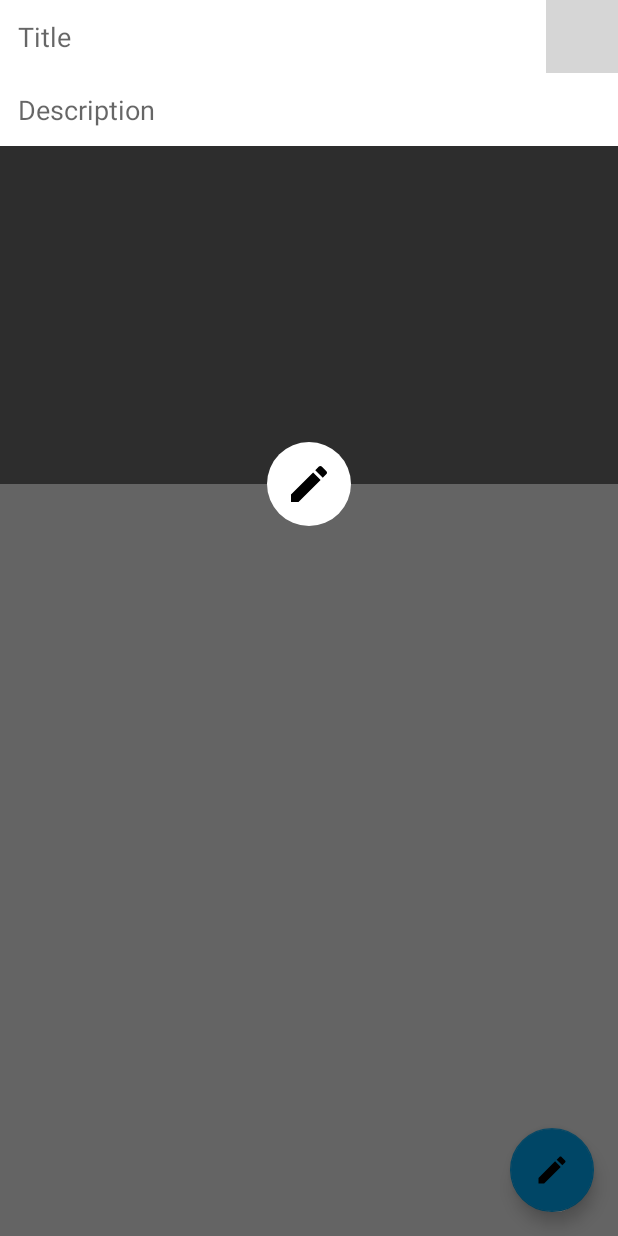
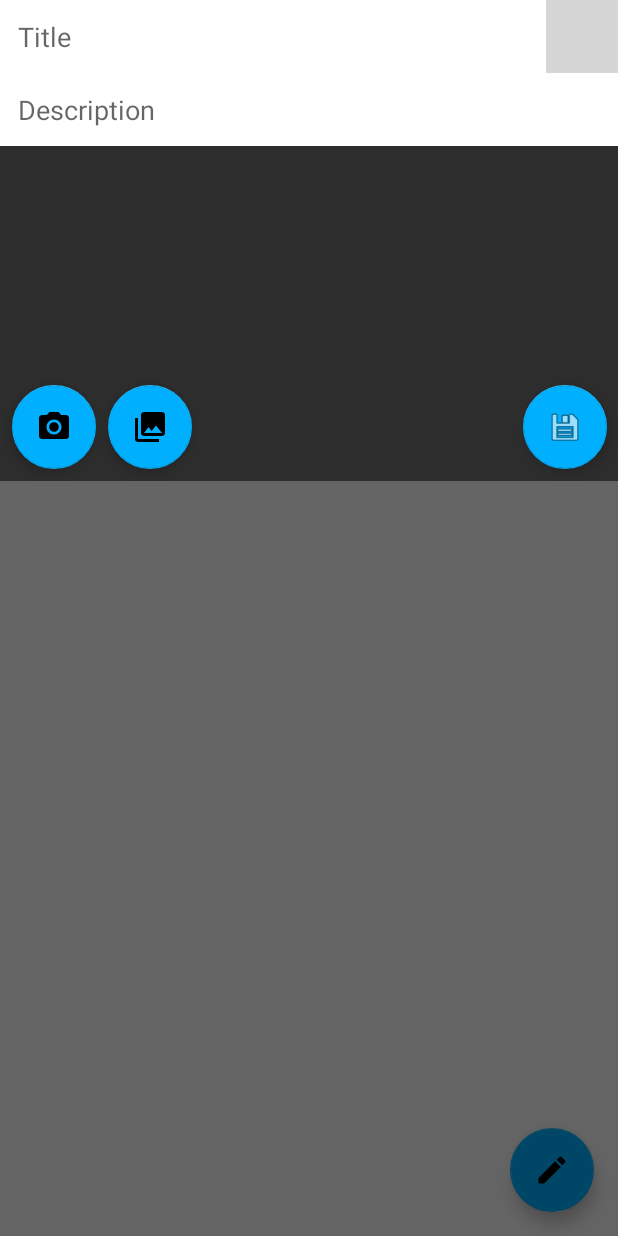
Before and after one commit to math-schenatto/Mini-Mobile-Blog, an Android app: the screen it shows after launch once a user with an empty profile is signed in (HomeActivity), after a tap on an icon or button, on a phone screen of 412 x 824 dp. Run offline under Robolectric (Android 15) with nearby library versions, the phone set to English and light mode, and no system bars; our stand-ins replace Firebase (no records; nobody signed in at launch, a user with empty details on screens opened directly); pictures from the network do not load; 2 other taps on this screen came first; grey boxes are pictures that could not be loaded.

Commit message:
Adicionada a camera mas o arquivo nao funciona ainda

```diff
--- a/app/build.gradle
+++ b/app/build.gradle
@@ -4,7 +4,7 @@ android {
     compileSdkVersion 28
     defaultConfig {
         applicationId "com.matheus.notesapp"
-        minSdkVersion 27
+        minSdkVersion 26
         targetSdkVersion 28
         versionCode 1
         versionName "1.0"
--- a/app/src/main/java/com/matheus/notesapp/Activities/HomeActivity.java
+++ b/app/src/main/java/com/matheus/notesapp/Activities/HomeActivity.java
@@ -1,19 +1,29 @@
 package com.matheus.notesapp.Activities;
 
 import android.Manifest;
+import android.app.AlertDialog;
 import android.app.Dialog;
+import android.content.DialogInterface;
 import android.content.Intent;
 import android.content.pm.PackageManager;
+import android.database.Cursor;
+import android.graphics.Bitmap;
+import android.graphics.BitmapFactory;
 import android.graphics.Color;
 import android.graphics.drawable.ColorDrawable;
 import android.net.Uri;
 import android.os.Bundle;
+import android.os.Environment;
+import android.provider.MediaStore;
 import android.support.annotation.NonNull;
 import android.support.annotation.Nullable;
 import android.support.design.widget.FloatingActionButton;
 import android.support.design.widget.Snackbar;
 import android.support.v4.app.ActivityCompat;
 import android.support.v4.content.ContextCompat;
+import android.support.v4.content.FileProvider;
+import android.util.Base64;
+import android.util.Log;
 import android.view.Gravity;
 import android.view.View;
 import android.support.v4.view.GravityCompat;
@@ -25,6 +35,7 @@ import android.support.v4.widget.DrawerLayout;
 import android.support.v7.app.AppCompatActivity;
 import android.support.v7.widget.Toolbar;
 import android.view.Menu;
+import android.widget.Gallery;
 import android.widget.ImageView;
 import android.widget.ProgressBar;
 import android.widget.TextView;
@@ -47,19 +58,31 @@ import com.matheus.notesapp.Fragments.SettingsFragment;
 import com.matheus.notesapp.Models.Post;
 import com.matheus.notesapp.R;
 
+import java.io.ByteArrayOutputStream;
+import java.io.File;
+import java.io.IOException;
+import java.text.SimpleDateFormat;
+import java.util.Date;
+import java.util.Locale;
+
 
 public class HomeActivity extends AppCompatActivity
         implements NavigationView.OnNavigationItemSelectedListener {
+    private static final int REQUEST_IMAGE_CAPTURE = 111;
 
-    private static final int PReqCode = 2;
+    private File arquivoFoto = null;
     private static final int REQUESCODE = 2;
+    private static final int GALLERY = 1;
+    private static final int CAMERA = 3;
     private Uri pickedImgUri = null;
+
     FirebaseAuth mAuth;
     FirebaseUser currentUser;
     Dialog popAddPost;
     ImageView popupUserImage, popupPostImage, popupAddBtn;
     TextView popupTitle, popupDescription;
     ProgressBar popupClickProgress;
+    FloatingActionButton btnGallery, btnCam;
 
     @Override
     protected void onCreate(Bundle savedInstanceState) {
@@ -67,14 +90,36 @@ public class HomeActivity extends AppCompatActivity
         setContentView(R.layout.activity_home);
         Toolbar toolbar = findViewById(R.id.toolbar);
         setSupportActionBar(toolbar);
-
+        if (ContextCompat.checkSelfPermission(this,
+                Manifest.permission.READ_EXTERNAL_STORAGE)
+                != PackageManager.PERMISSION_GRANTED) {
+            if (ActivityCompat.shouldShowRequestPermissionRationale(this,
+                    Manifest.permission.READ_EXTERNAL_STORAGE)) {
+            } else {
+                ActivityCompat.requestPermissions(this,
+                        new String[]{Manifest.permission.READ_EXTERNAL_STORAGE},
+                        REQUESCODE);
+            }
+        }
+        // Pede permissão para escrever arquivos no dispositivo
+        if (ContextCompat.checkSelfPermission(this,
+                Manifest.permission.WRITE_EXTERNAL_STORAGE)
+                != PackageManager.PERMISSION_GRANTED) {
+            if (ActivityCompat.shouldShowRequestPermissionRationale(this,
+                    Manifest.permission.WRITE_EXTERNAL_STORAGE)) {
+            } else {
+                ActivityCompat.requestPermissions(this,
+                        new String[]{Manifest.permission.WRITE_EXTERNAL_STORAGE},
+                        REQUESCODE);
+            }
+        }
         //ini
         mAuth = FirebaseAuth.getInstance();
         currentUser = mAuth.getCurrentUser();
 
         // ini pop
         iniPopup();
-        setupPopupImageClick();
+        setupButtons();
 
 
         FloatingActionButton fab = findViewById(R.id.fab);
@@ -96,34 +141,106 @@ public class HomeActivity extends AppCompatActivity
 
         // set the home fragment
         getSupportFragmentManager().beginTransaction().replace(R.id.container, new HomeFragment()).commit();
+
     }
 
-    private void setupPopupImageClick(){
-        popupPostImage.setOnClickListener(new View.OnClickListener() {
+    private void setupButtons() {
+        btnGallery.setOnClickListener(new View.OnClickListener() {
             @Override
             public void onClick(View v) {
-                // aqui, temos que abrir a galeria
-                checkAndRequestForPermission();
+
+                GalleryPermissions();
+
+            }
+        });
+        btnCam.setOnClickListener(new View.OnClickListener() {
+            @Override
+            public void onClick(View v) {
+
+                CamPermissions();
 
             }
         });
     }
 
-    private void checkAndRequestForPermission() {
+    private void GalleryPermissions() {
 
-        if(ContextCompat.checkSelfPermission(HomeActivity.this, Manifest.permission.READ_EXTERNAL_STORAGE)
-                != PackageManager.PERMISSION_GRANTED) {
+        if (ContextCompat.checkSelfPermission(
+                HomeActivity.this,
+                Manifest.permission.READ_EXTERNAL_STORAGE) != PackageManager.PERMISSION_GRANTED) {
 
-            if(ActivityCompat.shouldShowRequestPermissionRationale(HomeActivity.this, Manifest.permission.READ_EXTERNAL_STORAGE)){
-                Toast.makeText(HomeActivity.this, "Por favor, aceite as permissões", Toast.LENGTH_SHORT).show();
+            if (ActivityCompat.shouldShowRequestPermissionRationale(
+                    HomeActivity.this,
+                    Manifest.permission.READ_EXTERNAL_STORAGE)) {
+
+                Toast.makeText(HomeActivity.this,
+                        "Por favor, aceite as permissões",
+                        Toast.LENGTH_SHORT).show();
+
             } else {
-                ActivityCompat.requestPermissions(HomeActivity.this,
+                ActivityCompat.requestPermissions(
+                        HomeActivity.this,
                         new String[]{Manifest.permission.READ_EXTERNAL_STORAGE},
-                        PReqCode);
+                        REQUESCODE);
             }
         } else {
             openGallery();
         }
+
+    }
+
+    private void CamPermissions() {
+
+        if (ContextCompat.checkSelfPermission(this,
+                Manifest.permission.WRITE_EXTERNAL_STORAGE)
+                != PackageManager.PERMISSION_GRANTED) {
+            if (ActivityCompat.shouldShowRequestPermissionRationale(this,
+                    Manifest.permission.WRITE_EXTERNAL_STORAGE)) {
+            } else {
+                ActivityCompat.requestPermissions(this,
+                        new String[]{Manifest.permission.WRITE_EXTERNAL_STORAGE},
+                        REQUESCODE);
+            }
+        }
+        LaunchCamera();
+    }
+
+    public void LaunchCamera() {
+
+        Intent takePictureIntent = new Intent(MediaStore.ACTION_IMAGE_CAPTURE);
+        Log.d("LaunchCamera!!!!", "vai criar arquivo") ;
+
+        // cria um arquivo para salvar a foto
+        if (takePictureIntent.resolveActivity(getPackageManager()) != null) {
+
+
+
+
+                String timeStamp = new SimpleDateFormat("yyyyMMdd_Hhmmss",
+                                                        Locale.ENGLISH
+                                                        ).format(new Date());
+                File pasta = Environment.getExternalStoragePublicDirectory(
+                        Environment.DIRECTORY_PICTURES);
+                String filename = pasta.getPath() + File.separator + "JPG_" + timeStamp + ".jpg";
+                File arquivoFoto = new File(filename);
+            try {
+                arquivoFoto.createNewFile();
+            } catch (IOException ex) {
+
+            }
+
+
+                pickedImgUri = FileProvider.getUriForFile(getBaseContext(),
+                    getBaseContext().getApplicationContext().getPackageName() +
+                            ".provider", arquivoFoto);
+//                pickedImgUri = Uri.fromFile(arquivoFoto);
+                Log.d("pickedImgUri", pickedImgUri.getPath()) ;
+
+//                takePictureIntent.putExtra(MediaStore.EXTRA_OUTPUT, pickedImgUri); // todo se eu passo trava e nao da erro
+
+                startActivityForResult(takePictureIntent, REQUEST_IMAGE_CAPTURE);
+        }
+
 
     }
 
@@ -132,22 +249,41 @@ public class HomeActivity extends AppCompatActivity
 
         Intent galleryIntent = new Intent(Intent.ACTION_GET_CONTENT);
         galleryIntent.setType("image/*");
-        startActivityForResult(galleryIntent,REQUESCODE);
+        startActivityForResult(galleryIntent, GALLERY);
     }
 
     @Override
     protected void onActivityResult(int requestCode, int resultCode, @Nullable Intent data) {
+        Log.d("onActivityResult ", "entrou") ;
+
         super.onActivityResult(requestCode, resultCode, data);
-        if(resultCode == RESULT_OK && requestCode == REQUESCODE && data != null){
-            // the user has successfully picked an image
-            //we nees to save
+        Log.d("requestCode", Integer.toString(requestCode));
+        Log.d("resultCode", Integer.toString(resultCode));
+
+        if (resultCode == RESULT_OK && requestCode == GALLERY && data != null) {
             pickedImgUri = data.getData();
             popupPostImage.setImageURI(pickedImgUri);
+            Log.d("onActivityResult - GALLERY - pickedImgUri", pickedImgUri.getPath());
 
         }
+
+        if (requestCode == REQUEST_IMAGE_CAPTURE && resultCode == RESULT_OK) {
+            Bundle extras = data.getExtras();
+            Bitmap imageBitmap = (Bitmap) extras.get("data");
+            popupPostImage.setImageBitmap(imageBitmap);
+            // todo tentar colocar direto a uri
+            sendBroadcast(new Intent(
+                    Intent.ACTION_MEDIA_SCANNER_SCAN_FILE,
+                    pickedImgUri)
+            );
+
+        }
+
     }
 
-    public void iniPopup(){
+
+
+    public void iniPopup() {
         popAddPost = new Dialog(this);
         popAddPost.setContentView(R.layout.popup_add_post);
         popAddPost.getWindow().setBackgroundDrawable(new ColorDrawable(Color.TRANSPARENT));
@@ -157,6 +293,8 @@ public class HomeActivity extends AppCompatActivity
         // ini popup widgets
         popupUserImage = popAddPost.findViewById(R.id.popup_user_image);
         popupPostImage = popAddPost.findViewById(R.id.popup_img);
+        btnGallery = popAddPost.findViewById(R.id.btn_gallery);
+        btnCam = popAddPost.findViewById(R.id.btn_cam);
         popupTitle = popAddPost.findViewById(R.id.popup_title);
         popupDescription = popAddPost.findViewById(R.id.popup_description);
         popupAddBtn = popAddPost.findViewById(R.id.popup_add);
@@ -166,7 +304,6 @@ public class HomeActivity extends AppCompatActivity
         Glide.with(HomeActivity.this).load(currentUser.getPhotoUrl()).into(popupUserImage);
 
         //add post click listener
-
         popupAddBtn.setOnClickListener(new View.OnClickListener() {
             @Override
             public void onClick(View v) {
@@ -219,7 +356,7 @@ public class HomeActivity extends AppCompatActivity
 
     }
 
-    private void addPost(Post post){
+    private void addPost(Post post) {
 
         FirebaseDatabase database = FirebaseDatabase.getInstance();
         DatabaseReference myRef = database.getReference("Posts").push();
@@ -242,7 +379,7 @@ public class HomeActivity extends AppCompatActivity
 
     }
 
-    private void showMessage(String message){
+    private void showMessage(String message) {
         Toast.makeText(HomeActivity.this, message, Toast.LENGTH_LONG).show();
     }
 
@@ -307,7 +444,7 @@ public class HomeActivity extends AppCompatActivity
         return true;
     }
 
-    public void updateNavHeader(){
+    public void updateNavHeader() {
 
         NavigationView navigationView = (NavigationView) findViewById(R.id.nav_view);
         View headerView = navigationView.getHeaderView(0);
--- a/app/src/main/res/layout/popup_add_post.xml
+++ b/app/src/main/res/layout/popup_add_post.xml
@@ -1,6 +1,5 @@
 <?xml version="1.0" encoding="utf-8"?>
-<android.support.constraint.ConstraintLayout
-    xmlns:android="http://schemas.android.com/apk/res/android"
+<android.support.constraint.ConstraintLayout xmlns:android="http://schemas.android.com/apk/res/android"
     xmlns:app="http://schemas.android.com/apk/res-auto"
     xmlns:tools="http://schemas.android.com/tools"
     android:layout_width="match_parent"
@@ -8,11 +7,11 @@
 
 
     <ImageView
-        android:padding="8dp"
-        android:background="#ffffff"
         android:id="@+id/popup_user_image"
         android:layout_width="48dp"
         android:layout_height="0dp"
+        android:background="#ffffff"
+        android:padding="8dp"
         app:layout_constraintBottom_toTopOf="@+id/popup_description"
         app:layout_constraintEnd_toEndOf="parent"
         app:layout_constraintStart_toEndOf="@+id/popup_title"
@@ -20,69 +19,88 @@
         tools:srcCompat="@tools:sample/avatars" />
 
     <EditText
-        android:background="@drawable/popup_edittext_style"
         android:id="@+id/popup_title"
         android:layout_width="0dp"
         android:layout_height="wrap_content"
+        android:background="@drawable/popup_edittext_style"
         android:ems="10"
+        android:hint="Title"
         android:inputType="textPersonName"
-        android:hint="Title"
         app:layout_constraintEnd_toStartOf="@+id/popup_user_image"
         app:layout_constraintStart_toStartOf="parent"
         app:layout_constraintTop_toTopOf="parent" />
 
     <EditText
-        android:hint="Description"
-        android:background="@drawable/popup_edittext_style"
         android:id="@+id/popup_description"
         android:layout_width="0dp"
         android:layout_height="wrap_content"
+        android:background="@drawable/popup_edittext_style"
         android:ems="10"
+        android:hint="Description"
         android:inputType="textPersonName"
         app:layout_constraintEnd_toEndOf="parent"
         app:layout_constraintStart_toStartOf="parent"
         app:layout_constraintTop_toBottomOf="@+id/popup_title" />
 
     <ImageView
+        android:id="@+id/popup_img"
+        android:layout_width="match_parent"
+        android:layout_height="223dp"
         android:background="#2d2d2d"
-        android:id="@+id/popup_img"
-        android:layout_width="0dp"
-        android:layout_height="225dp"
         android:scaleType="centerCrop"
+        app:layout_constraintBottom_toBottomOf="parent"
         app:layout_constraintEnd_toEndOf="parent"
-        app:layout_constraintHorizontal_bias="0.0"
+        app:layout_constraintHorizontal_bias="1.0"
         app:layout_constraintStart_toStartOf="parent"
         app:layout_constraintTop_toBottomOf="@+id/popup_description"
+        app:layout_constraintVertical_bias="0.0"
         tools:srcCompat="@tools:sample/backgrounds/scenic" />
 
-    <ImageView
+    <android.support.design.widget.FloatingActionButton
+        android:id="@+id/btn_gallery"
+        android:layout_width="wrap_content"
+        android:layout_height="wrap_content"
+        android:layout_gravity="bottom|end"
+        android:layout_marginStart="8dp"
+        android:layout_marginBottom="8dp"
+        android:src="@drawable/ic_menu_gallery"
+        app:layout_constraintBottom_toBottomOf="parent"
+        app:layout_constraintStart_toEndOf="@+id/btn_cam" />
 
+    <android.support.design.widget.FloatingActionButton
+        android:id="@+id/btn_cam"
+        android:layout_width="wrap_content"
+        android:layout_height="wrap_content"
+        android:layout_gravity="bottom|end"
+        android:layout_marginStart="8dp"
+        android:layout_marginBottom="8dp"
+        android:src="@drawable/ic_menu_camera"
+        app:layout_constraintBottom_toBottomOf="parent"
+        app:layout_constraintStart_toStartOf="parent" />
+
+    <android.support.design.widget.FloatingActionButton
         android:id="@+id/popup_add"
-        android:layout_width="56dp"
-        android:layout_height="56dp"
-        android:layout_marginStart="8dp"
-        android:layout_marginLeft="8dp"
-        android:layout_marginTop="8dp"
-        android:layout_marginEnd="8dp"
-        android:layout_marginRight="8dp"
-        android:background="@drawable/circle_bg"
-        android:padding="12dp"
-        app:layout_constraintBottom_toBottomOf="@+id/popup_img"
+        android:layout_width="wrap_content"
+        android:layout_height="wrap_content"
+        android:layout_gravity="bottom|end"
+        android:layout_marginBottom="8dp"
+        android:src="@android:drawable/ic_menu_save"
+        app:layout_constraintBottom_toBottomOf="parent"
         app:layout_constraintEnd_toEndOf="parent"
-        app:layout_constraintStart_toStartOf="parent"
-        app:layout_constraintTop_toBottomOf="@+id/popup_img"
-        app:srcCompat="@drawable/ic_create_black_24dp" />
+        app:layout_constraintHorizontal_bias="0.969"
+        app:layout_constraintStart_toEndOf="@+id/btn_gallery" />
 
     <ProgressBar
-        android:padding="4dp"
         android:id="@+id/popup_progressBar"
         style="?android:attr/progressBarStyle"
         android:layout_width="wrap_content"
         android:layout_height="wrap_content"
         android:background="@drawable/circle_bg"
+        android:padding="4dp"
         android:visibility="invisible"
         app:layout_constraintBottom_toBottomOf="parent"
         app:layout_constraintEnd_toEndOf="@+id/popup_add"
         app:layout_constraintStart_toStartOf="@+id/popup_add"
-        app:layout_constraintTop_toTopOf="@+id/popup_add" />
+        app:layout_constraintTop_toTopOf="@+id/popup_add"
+        app:layout_constraintVertical_bias="0.0" />
 </android.support.constraint.ConstraintLayout>
--- a/app/src/main/res/values/strings.xml
+++ b/app/src/main/res/values/strings.xml
@@ -1,6 +1,6 @@
 <resources xmlns:tools="http://schemas.android.com/tools">
     <string name="app_name">NotesApp</string>
-    <string name="title_activity_home">HomeActivity</string>
+    <string name="title_activity_home">Blog</string>
     <string name="navigation_drawer_open">Open navigation drawer</string>
     <string name="navigation_drawer_close">Close navigation drawer</string>
     <string name="nav_header_title">Android Studio</string>
@@ -15,6 +15,9 @@
     <string name="menu_share">Share</string>
     <string name="menu_send">Send</string>
 
+    <string name="erro">Erro</string>
+    <string name="ok">OK</string>
+    <string name="erro_salvando_foto">Erro salvando foto</string>
     <!-- TODO: Remove or change this placeholder text -->
     <string name="hello_blank_fragment">Hello blank fragment</string>
 </resources>
--- /dev/null
+++ b/app/src/main/res/xml/providers_path.xml
@@ -0,0 +1,4 @@
+<?xml version="1.0" encoding="utf-8"?>
+<paths xmlns:android="http://schemas.android.com/apk/res/android">
+    <external-path name="external_files" path="."/>
+</paths>
--- a/build.gradle
+++ b/build.gradle
@@ -8,7 +8,7 @@ buildscript {
 
     }
     dependencies {
-        classpath 'com.android.tools.build:gradle:3.4.0-rc03'
+        classpath 'com.android.tools.build:gradle:3.4.1'
         classpath 'com.google.gms:google-services:4.2.0'
 
         // NOTE: Do not place your application dependencies here; they belong
```
Also changed, not shown: app/src/main/AndroidManifest.xml (+12 -0 lines).
